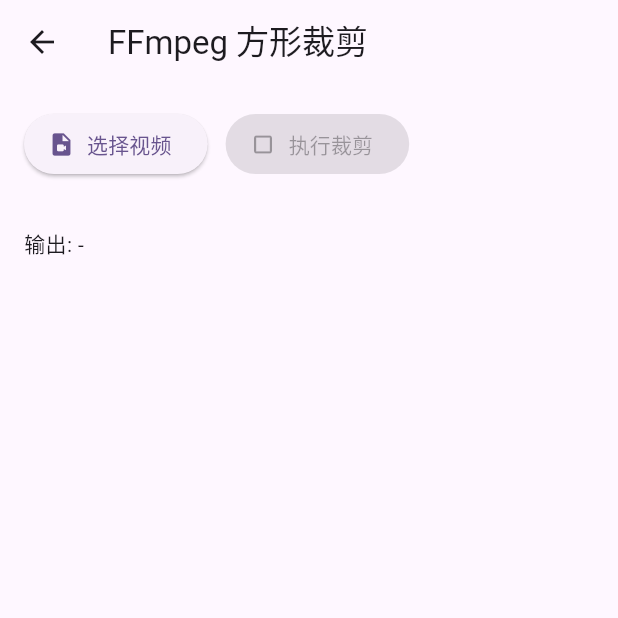
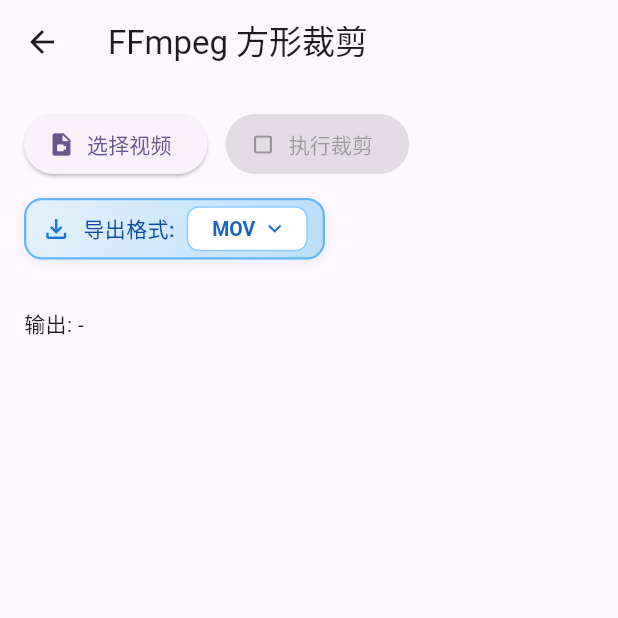
Before and after one commit to zhangmx93/aigc_audio_demo, a Flutter app: the FfmpegCropperScreen screen opened directly, on a phone screen of 412 x 824 dp, the top half of it. Run offline on Flutter 3.47's test engine with Material 3 defaults, Android fonts, the phone set to English and light mode, and no system bars; our stand-ins replace file_picker, get, just_audio, video_player; missing offline and left inert: ffmpeg_kit_flutter_new, video_compress, video_editor.

Commit message:
feat：添加导出格式

```diff
--- /dev/null
+++ b/lib/components/export_format_selector.dart
@@ -0,0 +1,128 @@
+import 'package:flutter/material.dart';
+import '../data/export_formats.dart';
+
+class ExportFormatSelector extends StatelessWidget {
+  final ExportFormat selectedFormat;
+  final ValueChanged<ExportFormat> onChanged;
+  final bool enabled;
+
+  const ExportFormatSelector({
+    super.key,
+    required this.selectedFormat,
+    required this.onChanged,
+    this.enabled = true,
+  });
+
+  @override
+  Widget build(BuildContext context) {
+    return Container(
+      padding: const EdgeInsets.symmetric(horizontal: 10, vertical: 4),
+      decoration: BoxDecoration(
+        gradient: LinearGradient(
+          colors: enabled
+              ? [Colors.blue.shade50, Colors.blue.shade100]
+              : [Colors.grey.shade200, Colors.grey.shade300],
+          begin: Alignment.topLeft,
+          end: Alignment.bottomRight,
+        ),
+        borderRadius: BorderRadius.circular(12),
+        border: Border.all(
+          color: enabled ? Colors.blue.shade300 : Colors.grey.shade400,
+          width: 1.5,
+        ),
+        boxShadow: enabled ? [
+          BoxShadow(
+            color: Colors.blue.withValues(alpha: 0.1),
+            blurRadius: 8,
+            offset: const Offset(0, 2),
+          ),
+        ] : [],
+      ),
+      child: Row(
+        mainAxisSize: MainAxisSize.min,
+        children: [
+          Icon(
+            Icons.file_download_outlined,
+            size: 20,
+            color: enabled ? Colors.blue.shade700 : Colors.grey.shade600,
+          ),
+          const SizedBox(width: 8),
+          Text(
+            '导出格式:',
+            style: TextStyle(
+              fontSize: 14,
+              fontWeight: FontWeight.w500,
+              color: enabled ? Colors.blue.shade900 : Colors.grey.shade700,
+            ),
+          ),
+          const SizedBox(width: 8),
+          Container(
+            padding: const EdgeInsets.symmetric(horizontal: 12, vertical: 2),
+            decoration: BoxDecoration(
+              color: Colors.white,
+              borderRadius: BorderRadius.circular(8),
+              border: Border.all(color: Colors.blue.shade200),
+            ),
+            child: DropdownButtonHideUnderline(
+              child: DropdownButton<ExportFormat>(
+                value: selectedFormat,
+                onChanged: enabled ? (ExportFormat? value) {
+                  if (value != null) onChanged(value);
+                } : null,
+                isDense: true,
+                icon: Icon(
+                  Icons.keyboard_arrow_down,
+                  size: 18,
+                  color: enabled ? Colors.blue.shade700 : Colors.grey.shade600,
+                ),
+                style: TextStyle(
+                  fontSize: 14,
+                  fontWeight: FontWeight.w600,
+                  color: enabled ? Colors.blue.shade800 : Colors.grey.shade600,
+                ),
+                dropdownColor: Colors.white,
+                borderRadius: BorderRadius.circular(8),
+                items: ExportFormats.all.map<DropdownMenuItem<ExportFormat>>((formatData) {
+                  return DropdownMenuItem<ExportFormat>(
+                    value: formatData.format,
+                    child: Padding(
+                      padding: const EdgeInsets.symmetric(vertical: 2, horizontal: 4),
+                      child: Row(
+                        mainAxisSize: MainAxisSize.min,
+                        children: [
+                          Flexible(
+                            child: Column(
+                              crossAxisAlignment: CrossAxisAlignment.start,
+                              mainAxisSize: MainAxisSize.min,
+                              children: [
+                                Text(
+                                  formatData.label,
+                                  style: const TextStyle(
+                                    fontWeight: FontWeight.w600,
+                                    fontSize: 13,
+                                  ),
+                                ),
+                                // Text(
+                                //   formatData.description,
+                                //   style: TextStyle(
+                                //     fontSize: 11,
+                                //     color: Colors.grey.shade600,
+                                //   ),
+                                //   overflow: TextOverflow.ellipsis,
+                                // ),
+                              ],
+                            ),
+                          ),
+                        ],
+                      ),
+                    ),
+                  );
+                }).toList(),
+              ),
+            ),
+          ),
+        ],
+      ),
+    );
+  }
+}
--- a/lib/components/jianying_timeline.dart
+++ b/lib/components/jianying_timeline.dart
@@ -16,8 +16,6 @@
   final bool isPlaying;
   final bool isMuted;
   final VoidCallback? onMuteToggle;
-  final String exportFormat;
-  final Function(String)? onExportFormatChanged;
   final double height;
 
   const JianyingTimeline({
@@ -35,8 +33,6 @@
     this.onSplit,
     this.isMuted = false,
     this.onMuteToggle,
-    this.exportFormat = 'mov',
-    this.onExportFormatChanged,
     this.height = 120.0,
   });
 
@@ -181,8 +177,6 @@
         }
 
         final thumbnailWidth = (_trackHeight * (16 / 9)) * _scale;
-        final muteButtonWidth = widget.onMuteToggle != null ? 40.0 : 0.0;
-        final totalContentWidth = thumbnailWidth * count + muteButtonWidth;
 
         return SingleChildScrollView(
           controller: _videoTrackScrollController,
@@ -511,57 +505,6 @@
             style: const TextStyle(color: Colors.grey, fontSize: 12),
           ),
           const Spacer(),
-          if (widget.onExportFormatChanged != null) ...[
-            Row(
-              mainAxisSize: MainAxisSize.min,
-              children: [
-                const Icon(
-                  Icons.file_download,
-                  color: Colors.white,
-                  size: 16,
-                ),
-                const SizedBox(width: 4),
-                const Text(
-                  '导出: ',
-                  style: TextStyle(color: Colors.white, fontSize: 12),
-                ),
-                Container(
-                  padding: const EdgeInsets.symmetric(horizontal: 8, vertical: 4),
-                  decoration: BoxDecoration(
-                    color: const Color(0xFF444444),
-                    borderRadius: BorderRadius.circular(4),
-                  ),
-                  child: DropdownButton<String>(
-                    value: widget.exportFormat,
-                    onChanged: (String? newValue) {
-                      if (newValue != null) {
-                        widget.onExportFormatChanged!(newValue);
-                      }
-                    },
-                    dropdownColor: const Color(0xFF444444),
-                    underline: Container(),
-                    icon: const Icon(Icons.arrow_drop_down, color: Colors.white, size: 16),
-                    style: const TextStyle(color: Colors.white, fontSize: 12),
-                    items: const [
-                      DropdownMenuItem(
-                        value: 'mov',
-                        child: Text('MOV'),
-                      ),
-                      DropdownMenuItem(
-                        value: 'mp4',
-                        child: Text('MP4'),
-                      ),
-                      DropdownMenuItem(
-                        value: 'avi',
-                        child: Text('AVI'),
-                      ),
-                    ],
-                  ),
-                ),
-                const SizedBox(width: 8),
-              ],
-            ),
-          ],
           if (widget.onSplit != null) ...[
             IconButton(
               onPressed: widget.onSplit,
--- a/lib/controllers/ffmpeg_cropper_controller.dart
+++ b/lib/controllers/ffmpeg_cropper_controller.dart
@@ -7,6 +7,7 @@
 import 'package:ffmpeg_kit_flutter_new/media_information_session.dart';
 import 'package:ffmpeg_kit_flutter_new/media_information.dart';
 import 'package:video_player/video_player.dart';
+import '../data/export_formats.dart';
 
 class FfmpegCropperController extends ChangeNotifier {
   String? _inputPath;
@@ -23,7 +24,7 @@
   final List<String> _thumbnails = <String>[];
   bool _isGeneratingThumbs = false;
   bool _isMuted = false;
-  String _exportFormat = 'mov';
+  ExportFormat _exportFormat = ExportFormat.mov;
   // Thumbnail generation based on frame rate
   static const double _thumbnailFrameRate = 1.0; // 1 thumbnail per second
   static const int _maxThumbnails = 60; // Maximum thumbnails to prevent excessive generation
@@ -49,7 +50,7 @@
   double get maxWidth => _maxWidth;
   Duration get currentPosition => _player?.value.position ?? Duration.zero;
   bool get isMuted => _isMuted;
-  String get exportFormat => _exportFormat;
+  ExportFormat get exportFormat => _exportFormat;
 
   void _updateState() {
     notifyListeners();
@@ -129,7 +130,7 @@
     }
   }
 
-  void setExportFormat(String format) {
+  void setExportFormat(ExportFormat format) {
     _exportFormat = format;
     _updateState();
   }
@@ -291,8 +292,9 @@
       final y = ((size.height - minSide) / 2).floor();
 
       final dir = await getTemporaryDirectory();
+      final formatData = ExportFormats.getByFormat(_exportFormat);
       final outPath =
-          '${dir.path}/crop_${DateTime.now().millisecondsSinceEpoch}.$_exportFormat';
+          '${dir.path}/crop_${DateTime.now().millisecondsSinceEpoch}.${formatData.extension}';
 
       final filter = 'crop=$minSide:$minSide:$x:$y';
       final ss = startSec.toStringAsFixed(3);
--- /dev/null
+++ b/lib/data/export_formats.dart
@@ -0,0 +1,50 @@
+enum ExportFormat {
+  mov,
+  mp4,
+  avi,
+}
+
+class ExportFormatData {
+  final ExportFormat format;
+  final String label;
+  final String extension;
+  final String description;
+
+  const ExportFormatData({
+    required this.format,
+    required this.label,
+    required this.extension,
+    required this.description,
+  });
+}
+
+class ExportFormats {
+  static const List<ExportFormatData> all = [
+    ExportFormatData(
+      format: ExportFormat.mov,
+      label: 'MOV',
+      extension: 'mov',
+      description: 'Apple QuickTime Movie',
+    ),
+    ExportFormatData(
+      format: ExportFormat.mp4,
+      label: 'MP4',
+      extension: 'mp4',
+      description: 'MPEG-4 Video',
+    ),
+    ExportFormatData(
+      format: ExportFormat.avi,
+      label: 'AVI',
+      extension: 'avi',
+      description: 'Audio Video Interleave',
+    ),
+  ];
+
+  static ExportFormatData getByFormat(ExportFormat format) {
+    return all.firstWhere((data) => data.format == format);
+  }
+
+  static ExportFormatData getByExtension(String extension) {
+    return all.firstWhere((data) => data.extension == extension);
+  }
+}
--- a/lib/ffmpeg_cropper.dart
+++ b/lib/ffmpeg_cropper.dart
@@ -4,6 +4,7 @@
 import 'package:flutter/material.dart';
 import 'package:video_player/video_player.dart';
 import 'components/jianying_timeline.dart';
+import 'components/export_format_selector.dart';
 import 'controllers/ffmpeg_cropper_controller.dart';
 
 class FfmpegCropperScreen extends StatefulWidget {
@@ -25,7 +26,6 @@
     });
   }
 
-
   Future<void> _pickVideo() async {
     final result = await FilePicker.platform.pickFiles(type: FileType.video);
     if (result != null && result.files.single.path != null) {
@@ -34,7 +34,6 @@
       await _controller.initPlayer(picked);
     }
   }
-
 
   @override
   void dispose() {
@@ -52,20 +51,30 @@
           child: Column(
             crossAxisAlignment: CrossAxisAlignment.start,
             children: [
-              Row(
+              Wrap(
+                spacing: 12,
+                runSpacing: 12,
                 children: [
                   ElevatedButton.icon(
                     onPressed: _controller.isRunning ? null : _pickVideo,
                     icon: const Icon(Icons.video_file),
                     label: const Text('选择视频'),
                   ),
-                  const SizedBox(width: 12),
                   ElevatedButton.icon(
-                    onPressed: _controller.isRunning || _controller.inputPath == null
+                    onPressed:
+                        _controller.isRunning || _controller.inputPath == null
                         ? null
                         : _controller.cropCenterSquare,
                     icon: const Icon(Icons.crop_square),
                     label: const Text('执行裁剪'),
+                  ),
+                  // Export format selector
+                  ExportFormatSelector(
+                    selectedFormat: _controller.exportFormat,
+                    onChanged: (format) {
+                      _controller.setExportFormat(format);
+                    },
+                    enabled: !_controller.isRunning,
                   ),
                 ],
               ),
@@ -104,7 +113,8 @@
                         ],
                       ),
                     ),
-                )),
+                  ),
+                ),
 
               const SizedBox(height: 12),
 
@@ -140,7 +150,10 @@
                 ),
 
               if (_controller.isRunning) const LinearProgressIndicator(),
-              if (_controller.log != null) ...[const SizedBox(height: 8), Text(_controller.log!)],
+              if (_controller.log != null) ...[
+                const SizedBox(height: 8),
+                Text(_controller.log!),
+              ],
               const SizedBox(height: 8),
               Text('输出: ${_controller.outputPath ?? '-'}'),
               const SizedBox(height: 8),
```
Lines whose indentation alone changed are shown as unchanged.
